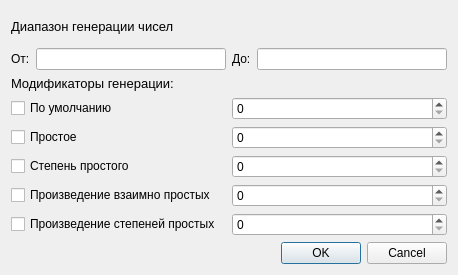
The window that dialogeulerfunction.ui (TeddyReady/MathTasksRenderer) describes before a commit, drawn with Qt 5.
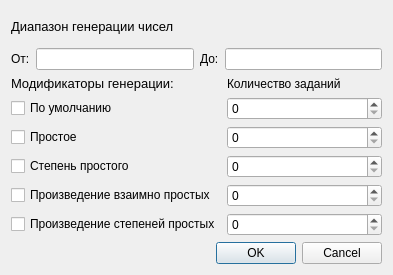
The same window after the commit.

What changed in the file:
```diff
--- a/dialogeulerfunction.ui
+++ b/dialogeulerfunction.ui
@@ -6,14 +6,14 @@
    <rect>
     <x>0</x>
     <y>0</y>
-    <width>458</width>
+    <width>393</width>
     <height>275</height>
    </rect>
   </property>
   <property name="windowTitle">
    <string>Dialog</string>
   </property>
-  <layout class="QGridLayout" name="gridLayout_7">
+  <layout class="QGridLayout" name="gridLayout_6">
    <item row="0" column="0">
     <layout class="QGridLayout" name="gridLayout_4">
      <item row="0" column="0">
@@ -62,86 +62,89 @@
      </item>
     </layout>
    </item>
-   <item row="1" column="0">
-    <layout class="QGridLayout" name="gridLayout_6">
-     <item row="0" column="0">
-      <widget class="QLabel" name="label_4">
-       <property name="font">
-        <font>
-         <pointsize>10</pointsize>
-        </font>
-       </property>
-       <property name="text">
-        <string>Модификаторы генерации:</string>
+   <item row="2" column="0">
+    <widget class="QDialogButtonBox" name="buttonBox">
+     <property name="orientation">
+      <enum>Qt::Horizontal</enum>
+     </property>
+     <property name="standardButtons">
+      <set>QDialogButtonBox::Cancel|QDialogButtonBox::Ok</set>
        </property>
       </widget>
      </item>
      <item row="1" column="0">
       <layout class="QGridLayout" name="gridLayout_5">
-       <item row="0" column="0">
+     <item row="1" column="0">
         <widget class="QCheckBox" name="btnDefault">
          <property name="text">
           <string>По умолчанию</string>
          </property>
         </widget>
        </item>
-       <item row="0" column="1">
-        <widget class="QSpinBox" name="spinDefault"/>
-       </item>
-       <item row="1" column="0">
+     <item row="4" column="0">
+      <widget class="QCheckBox" name="btnMultiplyPrimes">
+       <property name="text">
+        <string>Произведение взаимно простых</string>
+       </property>
+      </widget>
+     </item>
+     <item row="2" column="0">
         <widget class="QCheckBox" name="btnPrime">
          <property name="text">
           <string>Простое</string>
          </property>
         </widget>
        </item>
-       <item row="1" column="1">
-        <widget class="QSpinBox" name="spinPrime"/>
-       </item>
-       <item row="2" column="0">
+     <item row="0" column="0">
+      <widget class="QLabel" name="label_4">
+       <property name="font">
+        <font>
+         <pointsize>10</pointsize>
+        </font>
+       </property>
+       <property name="text">
+        <string>Модификаторы генерации:</string>
+       </property>
+      </widget>
+     </item>
+     <item row="3" column="0">
         <widget class="QCheckBox" name="btnPrimeDegree">
          <property name="text">
           <string>Степень простого</string>
          </property>
         </widget>
        </item>
-       <item row="2" column="1">
-        <widget class="QSpinBox" name="spinPrimeDegree"/>
-       </item>
-       <item row="3" column="0">
-        <widget class="QCheckBox" name="btnMultiplyPrimes">
+     <item row="0" column="1">
+      <widget class="QLabel" name="label_5">
          <property name="text">
-          <string>Произведение взаимно простых</string>
+        <string>Количество заданий</string>
          </property>
         </widget>
        </item>
-       <item row="3" column="1">
-        <widget class="QSpinBox" name="spinMultiplyPrimes"/>
-       </item>
-       <item row="4" column="0">
+     <item row="5" column="0">
         <widget class="QCheckBox" name="btnMultiplyPrimesDegree">
          <property name="text">
           <string>Произведение степеней простых</string>
          </property>
         </widget>
        </item>
-       <item row="4" column="1">
+     <item row="3" column="1">
+      <widget class="QSpinBox" name="spinPrimeDegree"/>
+     </item>
+     <item row="1" column="1">
+      <widget class="QSpinBox" name="spinDefault"/>
+     </item>
+     <item row="2" column="1">
+      <widget class="QSpinBox" name="spinPrime"/>
+     </item>
+     <item row="5" column="1">
         <widget class="QSpinBox" name="spinMultiplyPrimesDegree"/>
        </item>
-      </layout>
+     <item row="4" column="1">
+      <widget class="QSpinBox" name="spinMultiplyPrimes"/>
      </item>
     </layout>
    </item>
-   <item row="2" column="0">
-    <widget class="QDialogButtonBox" name="buttonBox">
-     <property name="orientation">
-      <enum>Qt::Horizontal</enum>
-     </property>
-     <property name="standardButtons">
-      <set>QDialogButtonBox::Cancel|QDialogButtonBox::Ok</set>
-     </property>
-    </widget>
-   </item>
   </layout>
  </widget>
  <resources/>
```
Left out of the diff: 35 changed lines with no effect on the pictures. Lines whose indentation alone changed are shown as unchanged.
